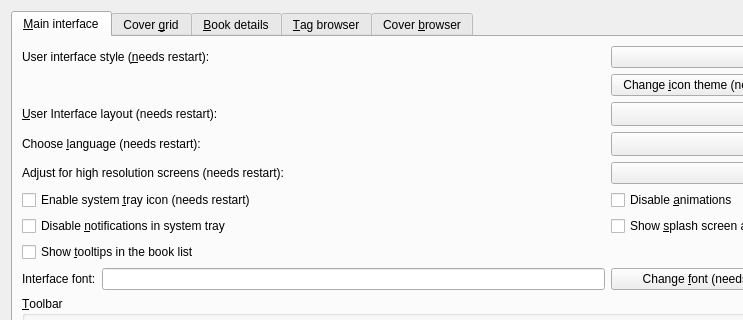
First picture: the form in src/calibre/gui2/preferences/look_feel.ui, repository kovidgoyal/calibre, before the edit; both pictures show x 0 to 743 and y 0 to 320 of the 843 by 546 pixel window.
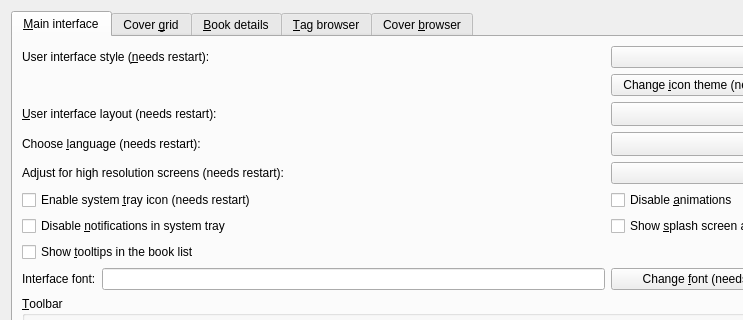
Second picture: the form after the edit. Icons and pictures are not drawn. Custom widgets are drawn as their Qt base class.

```diff
--- a/src/calibre/gui2/preferences/look_feel.ui
+++ b/src/calibre/gui2/preferences/look_feel.ui
@@ -31,7 +31,7 @@
        <item row="2" column="0">
         <widget class="QLabel" name="label_17">
          <property name="text">
-          <string>&amp;User Interface layout (needs restart):</string>
+          <string>&amp;User interface layout (needs restart):</string>
          </property>
          <property name="buddy">
           <cstring>opt_gui_layout</cstring>
```
